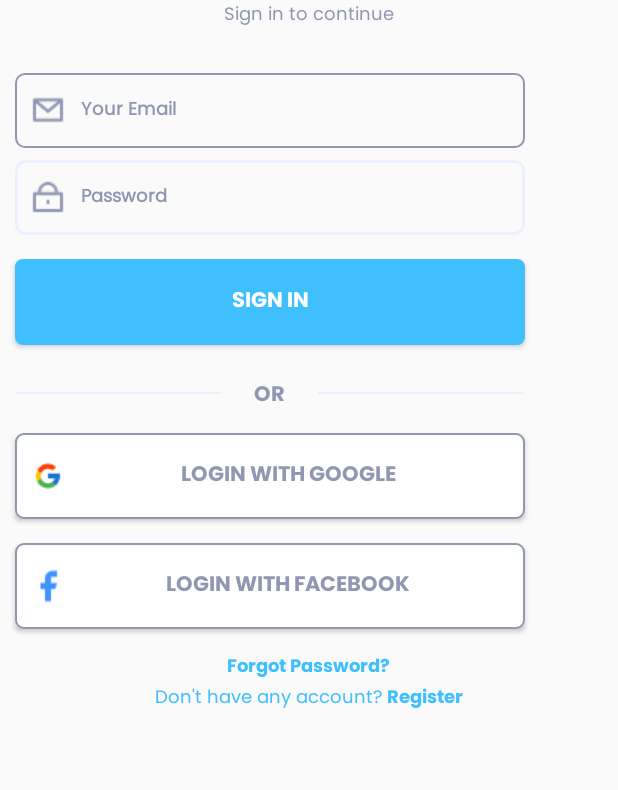
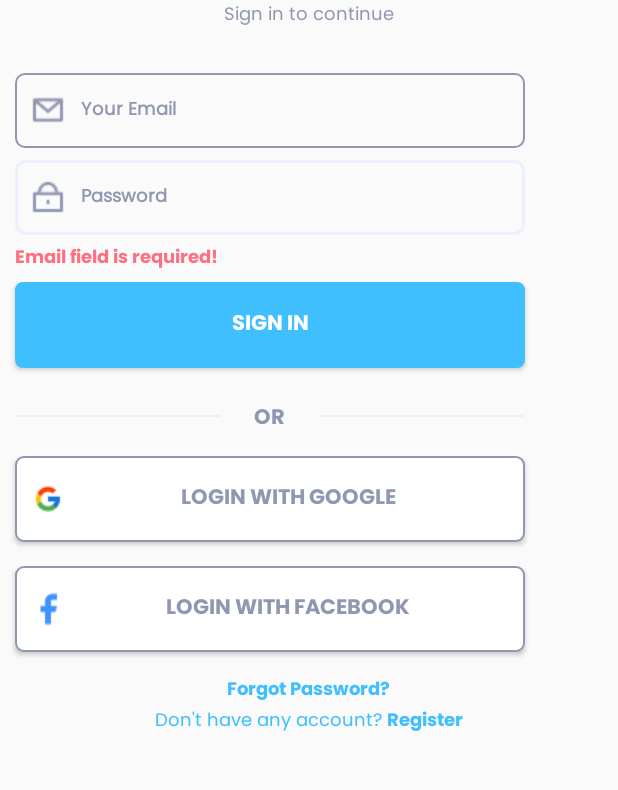
Before and after one commit to nandaiqbalh/Comely_Android, an Android app: the LoginActivity screen opened directly, with no data from a screen before it, after a tap on "SIGN IN", on a phone screen of 412 x 824 dp, the part 267-1057 px from its top. Run offline under Robolectric (Android 15) with nearby library versions, the phone set to English and light mode, and no system bars.

Commit message:
HTTP REQUEST with Retrofit -> Login User

```diff
--- a/app/src/main/java/com/nandaiqbalh/comely/activity/LoginActivity.java
+++ b/app/src/main/java/com/nandaiqbalh/comely/activity/LoginActivity.java
@@ -4,13 +4,30 @@ import androidx.appcompat.app.AppCompatActivity;
 
 import android.content.Intent;
 import android.os.Bundle;
+import android.util.Log;
+import android.util.Patterns;
 import android.view.View;
 import android.view.WindowManager;
 import android.widget.Button;
+import android.widget.EditText;
 import android.widget.TextView;
+import android.widget.Toast;
 
+import com.nandaiqbalh.comely.MainActivity;
 import com.nandaiqbalh.comely.R;
+import com.nandaiqbalh.comely.fragment.AkunFragment;
 import com.nandaiqbalh.comely.helper.SharedPrefs;
+import com.nandaiqbalh.comely.model.register.RegisterRequest;
+import com.nandaiqbalh.comely.model.register.RegisterResponse;
+import com.nandaiqbalh.comely.model.userlogin.LoginRequest;
+import com.nandaiqbalh.comely.model.userlogin.LoginResponse;
+import com.nandaiqbalh.comely.rest.ApiConfig;
+
+import java.util.regex.Pattern;
+
+import retrofit2.Call;
+import retrofit2.Callback;
+import retrofit2.Response;
 
 public class LoginActivity extends AppCompatActivity {
 
@@ -18,6 +35,9 @@ public class LoginActivity extends AppCompatActivity {
     Button loginButton;
 
     TextView tv_register;
+
+    EditText edtEmailLogin, edtPasswordLogin;
+    TextView tvErrorTextLogin;
     @Override
     protected void onCreate(Bundle savedInstanceState) {
         super.onCreate(savedInstanceState);
@@ -35,6 +55,12 @@ public class LoginActivity extends AppCompatActivity {
         // inisiasi textview
         tv_register = (TextView) findViewById(R.id.tv_register);
 
+        // inisiasi edittext
+        edtEmailLogin = (EditText) findViewById(R.id.edt_email_login);
+        edtPasswordLogin = (EditText) findViewById(R.id.edt_password_login);
+
+        tvErrorTextLogin = (TextView) findViewById(R.id.tv_errortext_login);
+
         mainButton();
 
 
@@ -44,7 +70,11 @@ public class LoginActivity extends AppCompatActivity {
         loginButton.setOnClickListener(new View.OnClickListener() {
             @Override
             public void onClick(View view) {
-                s.setStatusLogin(true);
+                LoginRequest loginRequest = new LoginRequest();
+                loginRequest.setEmail(edtEmailLogin.getText().toString());
+                loginRequest.setPassword(edtPasswordLogin.getText().toString());
+
+                login(loginRequest);
             }
         });
 
@@ -60,4 +90,70 @@ public class LoginActivity extends AppCompatActivity {
 
 
     }
+
+    private void login(LoginRequest loginRequest){
+
+        String emailInput = edtEmailLogin.getText().toString().trim(); // untuk validasi email
+        String passwordInput = edtPasswordLogin.getText().toString().trim(); // untuk validasi password
+        final Pattern PASSWORD_PATTERN =
+                Pattern.compile("^" +
+                        "(?=.*[0-9])" +         //at least 1 digit
+                        //"(?=.*[a-z])" +         //at least 1 lower case letter
+                        //"(?=.*[A-Z])" +         //at least 1 upper case letter
+                        "(?=.*[a-zA-Z])" +      //any letter
+                        // "(?=.*[@#$%^&+=])" +    //at least 1 special character
+                        // "(?=\\S+$)" +           //no white spaces
+                        ".{8,}" +               //at least 8 characters
+                        "$");
+
+        if (emailInput.isEmpty()) {
+            tvErrorTextLogin.setText("Email field is required!");
+            edtEmailLogin.requestFocus();
+            return;
+        } else if (!Patterns.EMAIL_ADDRESS.matcher(emailInput).matches()) {
+            tvErrorTextLogin.setText("The email address you entered is not valid!");
+            edtEmailLogin.requestFocus();
+            return;
+        } else if (passwordInput.isEmpty()) {
+            tvErrorTextLogin.setText("Password field is required!");
+            edtPasswordLogin.requestFocus();
+            return;
+        } else if (!PASSWORD_PATTERN.matcher(passwordInput).matches()) {
+            tvErrorTextLogin.setText("The password must have at least 8 digits with number and char!");
+            edtPasswordLogin.requestFocus();
+            return;
+        }
+
+        Call<LoginResponse> loginResponseCall = ApiConfig.getService().loginUser(loginRequest);
+        loginResponseCall.enqueue(new Callback<LoginResponse>() {
+            @Override
+            public void onResponse(Call<LoginResponse> call, Response<LoginResponse> response) {
+
+                LoginResponse respon = response.body();
+
+                if (respon.getSuccess() == 1) {
+                    // berhasil
+                    Toast.makeText(LoginActivity.this, "Welcome " + respon.getUser().getName() + "! Successfully Login!", Toast.LENGTH_LONG).show();
+
+                    Intent intent = new Intent(LoginActivity.this, MainActivity.class);
+                    finish();
+                    startActivity(intent);
+
+                    // set status login
+                    s.setStatusLogin(true);
+
+                } else {
+                    // gagal
+                    Toast.makeText(LoginActivity.this, "Error : " + respon.getMessage(), Toast.LENGTH_LONG).show();
+                }
+            }
+
+            @Override
+            public void onFailure(Call<LoginResponse> call, Throwable t) {
+
+                String message = t.getLocalizedMessage();
+                Toast.makeText(LoginActivity.this, message, Toast.LENGTH_LONG).show();
+            }
+        });
+    }
 }
--- /dev/null
+++ b/app/src/main/java/com/nandaiqbalh/comely/model/userlogin/LoginRequest.java
@@ -0,0 +1,22 @@
+package com.nandaiqbalh.comely.model.userlogin;
+
+public class LoginRequest {
+    private String email;
+    private String password;
+
+    public String getEmail() {
+        return email;
+    }
+
+    public void setEmail(String email) {
+        this.email = email;
+    }
+
+    public String getPassword() {
+        return password;
+    }
+
+    public void setPassword(String password) {
+        this.password = password;
+    }
+}
--- a/app/src/main/java/com/nandaiqbalh/comely/rest/ApiService.java
+++ b/app/src/main/java/com/nandaiqbalh/comely/rest/ApiService.java
@@ -2,6 +2,8 @@ package com.nandaiqbalh.comely.rest;
 
 import com.nandaiqbalh.comely.model.register.RegisterRequest;
 import com.nandaiqbalh.comely.model.register.RegisterResponse;
+import com.nandaiqbalh.comely.model.userlogin.LoginRequest;
+import com.nandaiqbalh.comely.model.userlogin.LoginResponse;
 
 import retrofit2.Call;
 import retrofit2.http.Body;
@@ -11,4 +13,7 @@ public interface ApiService {
     @POST("user/register")
     Call<RegisterResponse> registerUser(@Body RegisterRequest registerRequest);
 
+    @POST("user/login")
+    Call<LoginResponse> loginUser(@Body LoginRequest loginRequest);
+
 }
--- a/app/src/main/res/layout/activity_login.xml
+++ b/app/src/main/res/layout/activity_login.xml
@@ -41,6 +41,7 @@
             />
 
         <EditText
+            android:id="@+id/edt_email_login"
             android:layout_width="340dp"
             android:layout_height="50dp"
             android:layout_marginTop="28dp"
@@ -57,6 +58,7 @@
             android:textStyle="bold" />
 
         <EditText
+            android:id="@+id/edt_password_login"
             android:layout_width="340dp"
             android:layout_height="50dp"
             android:layout_marginTop="8dp"
@@ -72,13 +74,22 @@
             android:textColorHint="@color/neutral_grey"
             android:textSize="12sp"
             android:textStyle="bold" />
+        <TextView
+            android:id="@+id/tv_errortext_login"
+            android:layout_width="wrap_content"
+            android:layout_height="wrap_content"
+            android:layout_marginLeft="10dp"
+            android:layout_marginTop="5dp"
+            android:layout_marginBottom="5dp"
+            android:fontFamily="@font/poppins_bold"
+            android:textSize="12sp"
+            android:textColor="@color/primary_red"/>
 
         <Button
             android:id="@+id/btn_login"
             android:layout_width="340dp"
             android:layout_height="57dp"
             android:layout_marginLeft="10dp"
-            android:layout_marginTop="16dp"
             android:text="Sign In"
             android:textSize="14sp"
             android:fontFamily="@font/poppins_bold"
```
Also changed, not shown: app/src/main/java/com/nandaiqbalh/comely/activity/RegisterActivity.java (+5 -3 lines), app/src/main/java/com/nandaiqbalh/comely/model/userlogin/LoginResponse.java (added, +34 -0 lines).
